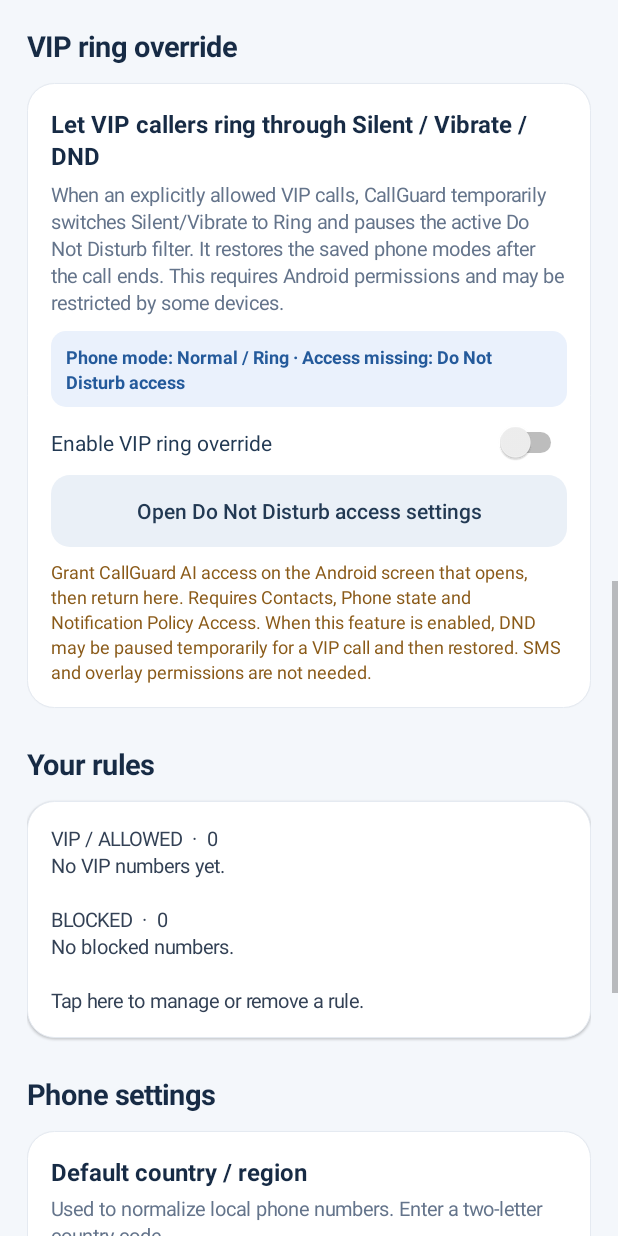
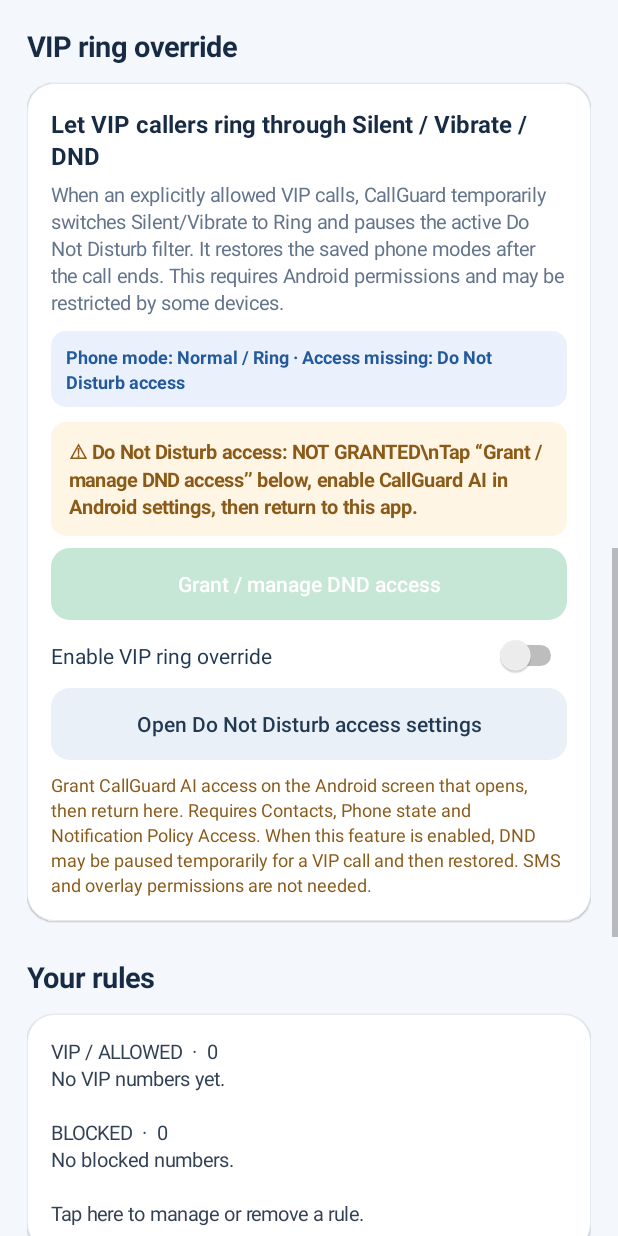
Before and after one commit to MAINAKRUDRA/CallGuard-AI, an Android app: the screen it shows after launch (MainActivity), scrolled down 1153 dp, on a phone screen of 412 x 824 dp. Run offline under Robolectric (Android 15) with nearby library versions, the phone set to English and light mode, and no system bars; libraries missing offline, so code that uses them is left out: com.google.i18n.phonenumbers.

Commit message:
Show explicit DND permission status and in-app settings action

```diff
--- a/android/app/src/main/java/com/mainak/callguardai/MainActivity.kt
+++ b/android/app/src/main/java/com/mainak/callguardai/MainActivity.kt
@@ -48,6 +48,7 @@ class MainActivity : ComponentActivity() {
     private lateinit var importSummary: TextView
     private lateinit var vipRingSwitch: Switch
     private lateinit var ringerStatus: TextView
+    private lateinit var dndAccessStatus: TextView
 
     private val roleRequest = registerForActivityResult(ActivityResultContracts.StartActivityForResult()) {
         updateRoleStatus()
@@ -241,6 +242,14 @@ class MainActivity : ComponentActivity() {
             setPadding(dp(10), dp(9), dp(10), dp(9))
         }
         vipCard.addView(ringerStatus, matchWrap().apply { topMargin = dp(10) })
+        dndAccessStatus = label("Do Not Disturb access: checking…", "#8A5A18", 13, true).apply {
+            background = rounded("#FFF5E5", 10)
+            setPadding(dp(12), dp(11), dp(12), dp(11))
+        }
+        vipCard.addView(dndAccessStatus, matchWrap().apply { topMargin = dp(10) })
+        vipCard.addView(actionButton("Grant / manage DND access", true) {
+            openNotificationPolicySettings()
+        }, matchWrap().apply { topMargin = dp(8) })
         val switchRow = LinearLayout(this).apply {
             orientation = LinearLayout.HORIZONTAL
             gravity = Gravity.CENTER_VERTICAL
@@ -437,6 +446,15 @@ class MainActivity : ComponentActivity() {
         val contactsGranted = ContextCompat.checkSelfPermission(this, Manifest.permission.READ_CONTACTS) == PackageManager.PERMISSION_GRANTED
         val phoneGranted = ContextCompat.checkSelfPermission(this, Manifest.permission.READ_PHONE_STATE) == PackageManager.PERMISSION_GRANTED
         val policyGranted = Build.VERSION.SDK_INT < Build.VERSION_CODES.M || manager.isNotificationPolicyAccessGranted
+        if (::dndAccessStatus.isInitialized) {
+            dndAccessStatus.text = if (policyGranted) {
+                "✓ Do Not Disturb access: GRANTED\\nCallGuard is authorized to temporarily change DND for an explicitly saved VIP call."
+            } else {
+                "⚠ Do Not Disturb access: NOT GRANTED\\nTap “Grant / manage DND access” below, enable CallGuard AI in Android settings, then return to this app."
+            }
+            dndAccessStatus.setTextColor(Color.rgb(if (policyGranted) 20 else 138, if (policyGranted) 122 else 90, if (policyGranted) 72 else 24))
+            dndAccessStatus.background = rounded(if (policyGranted) "#E8F5EE" else "#FFF5E5", 10)
+        }
         val access = if (contactsGranted && phoneGranted && policyGranted) "Required access: granted" else {
             "Access missing: " + listOfNotNull(
                 if (!contactsGranted) "Contacts" else null,
```
